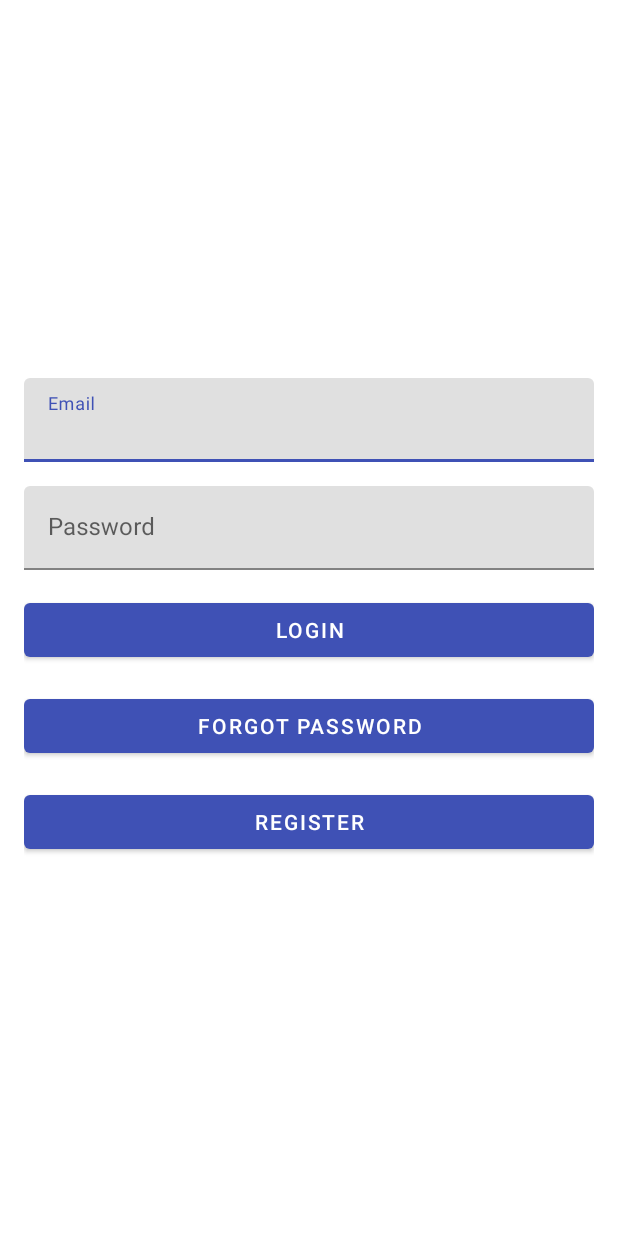
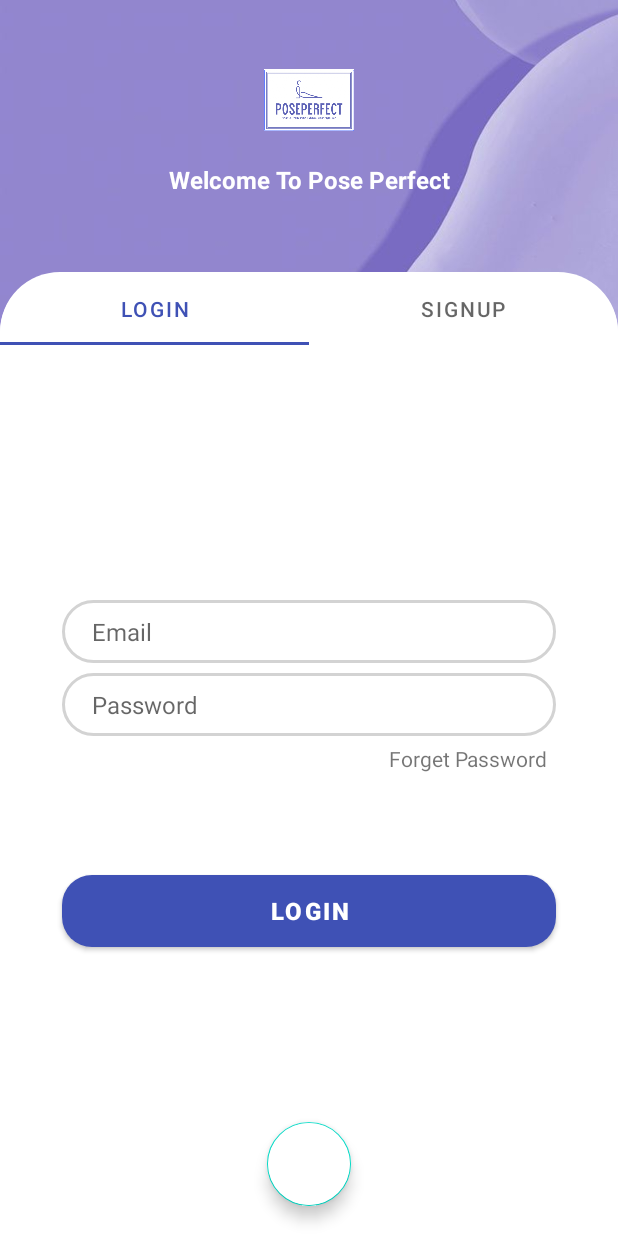
Before and after one commit to NajlaAlsafadi/PosePerfectApp, an Android app: the LoginActivity screen opened directly, with no data from a screen before it, on a phone screen of 412 x 824 dp. Run offline under Robolectric (Android 15) with nearby library versions, the phone set to English and light mode, and no system bars; our stand-ins replace Firebase (no records; nobody signed in at launch, a user with empty details on screens opened directly).

Commit message:
added new ui to login and reg
still need to update functionality but ui updates made

```diff
--- a/app/src/main/java/com/example/poseperfect/baseUI/LoginActivity.java
+++ b/app/src/main/java/com/example/poseperfect/baseUI/LoginActivity.java
@@ -1,5 +1,6 @@
 package com.example.poseperfect.baseUI;
 
+import android.content.Context;
 import android.content.Intent;
 import android.os.Bundle;
 import android.view.View;
@@ -8,11 +9,16 @@ import android.widget.Toast;
 
 import androidx.annotation.NonNull;
 import androidx.appcompat.app.AppCompatActivity;
+import androidx.fragment.app.Fragment;
+import androidx.fragment.app.FragmentTransaction;
+import androidx.viewpager.widget.ViewPager;
 
 import com.example.poseperfect.homeNav.HomeActivity;
 import com.example.poseperfect.R;
 import com.google.android.gms.tasks.OnCompleteListener;
 import com.google.android.gms.tasks.Task;
+import com.google.android.material.floatingactionbutton.FloatingActionButton;
+import com.google.android.material.tabs.TabLayout;
 import com.google.android.material.textfield.TextInputEditText;
 import com.google.firebase.auth.AuthResult;
 import com.google.firebase.auth.FirebaseAuth;
@@ -23,70 +29,123 @@ public class LoginActivity extends AppCompatActivity {
     private TextInputEditText emailField;
     private TextInputEditText passwordField;
     private FirebaseAuth mAuth;
+    TabLayout tabLayout;
+    ViewPager viewpager;
+    Context context;
+    FloatingActionButton google;
+    float v=0;
+
+
+
+
 
     @Override
     protected void onCreate(Bundle savedInstanceState) {
         super.onCreate(savedInstanceState);
         setContentView(R.layout.activity_login);
         Intent intent = getIntent();
+        tabLayout = findViewById(R.id.tab_layout);
+        viewpager = findViewById(R.id.view_pager);
+        google = findViewById(R.id.fab_google);
+        tabLayout.addTab(tabLayout.newTab().setText("Login"));
+        tabLayout.addTab(tabLayout.newTab().setText("Signup"));
+        tabLayout.setTabGravity(TabLayout.GRAVITY_FILL);
 
-        mAuth = FirebaseAuth.getInstance();
+        final LoginAdapter adapter = new LoginAdapter(getSupportFragmentManager(), this, tabLayout.getTabCount());
+        viewpager.setAdapter(adapter);
+        viewpager.addOnPageChangeListener(new TabLayout.TabLayoutOnPageChangeListener(tabLayout));
+        tabLayout.addOnTabSelectedListener(new TabLayout.OnTabSelectedListener() {
+            @Override
+            public void onTabSelected(TabLayout.Tab tab) {
+                viewpager.setAdapter(adapter);
+                viewpager.setCurrentItem(tab.getPosition());
 
-        emailField = findViewById(R.id.email);
-        passwordField = findViewById(R.id.password);
-        Button loginButton = findViewById(R.id.login);
-        Button forgotPasswordButton = findViewById(R.id.forgot_password);
-        Button registerButton = findViewById(R.id.register);
+            }
 
-        loginButton.setOnClickListener(new View.OnClickListener() {
             @Override
-            public void onClick(View view) {
-                String email = emailField.getText().toString();
-                String password = passwordField.getText().toString();
-                loginUser(email, password);
+            public void onTabUnselected(TabLayout.Tab tab) {
+
+            }
+
+            @Override
+            public void onTabReselected(TabLayout.Tab tab) {
+                viewpager.setCurrentItem(tab.getPosition());
+                final LoginAdapter adapter = new LoginAdapter(getSupportFragmentManager(), context, tabLayout.getTabCount());
+                viewpager.setAdapter(adapter);
+
             }
         });
 
-        forgotPasswordButton.setOnClickListener(new View.OnClickListener() {
-            @Override
-            public void onClick(View view) {
-                Intent resetPasswordIntent = new Intent(LoginActivity.this,
-                        ResetPassActivity.class);
-                startActivity(resetPasswordIntent);
-            }
-        });
+        google.setTranslationY(300);
+        tabLayout.setTranslationY(300);
+
+        google.setAlpha(v);
+        tabLayout.setAlpha(v);
+        google.animate().translationY(0).alpha(1).setDuration(1000).setStartDelay(400).start();
+        tabLayout.animate().translationY(0).alpha(1).setDuration(1000).setStartDelay(100).start();
 
 
-        registerButton.setOnClickListener(new View.OnClickListener() {
-            @Override
-            public void onClick(View view) {
-                Intent registrationIntent = new Intent(LoginActivity.this,
-                        RegisterActivity.class);
-                startActivity(registrationIntent);
-            }
-        });
+
     }
 
-    private void loginUser(String email, String password) {
-        mAuth.signInWithEmailAndPassword(email, password)
-                .addOnCompleteListener(this, new OnCompleteListener<AuthResult>() {
-                    @Override
-                    public void onComplete(@NonNull Task<AuthResult> task) {
-                        if (task.isSuccessful()) {
-                            FirebaseUser user = mAuth.getCurrentUser();
-                            Toast.makeText(LoginActivity.this, "Authentication successful.",
-                                    Toast.LENGTH_SHORT).show();
 
-
-                            Intent intent = new Intent(LoginActivity.this, HomeActivity.class);
-                            startActivity(intent);
-                            finish();
-
-                        } else {
-                            Toast.makeText(LoginActivity.this, "Authentication failed.",
-                                    Toast.LENGTH_SHORT).show();
-                        }
-                    }
-                });
-    }
 }
+//        mAuth = FirebaseAuth.getInstance();
+//        emailField = findViewById(R.id.email);
+//        passwordField = findViewById(R.id.password);
+//        Button loginButton = findViewById(R.id.login);
+//        Button forgotPasswordButton = findViewById(R.id.forgot_password);
+//        Button registerButton = findViewById(R.id.register);
+//
+//        loginButton.setOnClickListener(new View.OnClickListener() {
+//            @Override
+//            public void onClick(View view) {
+//                String email = emailField.getText().toString();
+//                String password = passwordField.getText().toString();
+//                loginUser(email, password);
+//            }
+//        });
+//
+//        forgotPasswordButton.setOnClickListener(new View.OnClickListener() {
+//            @Override
+//            public void onClick(View view) {
+//                Intent resetPasswordIntent = new Intent(LoginActivity.this,
+//                        ResetPassActivity.class);
+//                startActivity(resetPasswordIntent);
+//            }
+//        });
+//
+//
+//        registerButton.setOnClickListener(new View.OnClickListener() {
+//            @Override
+//            public void onClick(View view) {
+//                Intent registrationIntent = new Intent(LoginActivity.this,
+//                        RegisterActivity.class);
+//                startActivity(registrationIntent);
+//            }
+//        });
+//    }
+//
+//    private void loginUser(String email, String password) {
+//        mAuth.signInWithEmailAndPassword(email, password)
+//                .addOnCompleteListener(this, new OnCompleteListener<AuthResult>() {
+//                    @Override
+//                    public void onComplete(@NonNull Task<AuthResult> task) {
+//                        if (task.isSuccessful()) {
+//                            FirebaseUser user = mAuth.getCurrentUser();
+//                            Toast.makeText(LoginActivity.this, "Authentication successful.",
+//                                    Toast.LENGTH_SHORT).show();
+//
+//
+//                            Intent intent = new Intent(LoginActivity.this, HomeActivity.class);
+//                            startActivity(intent);
+//                            finish();
+//
+//                        } else {
+//                            Toast.makeText(LoginActivity.this, "Authentication failed.",
+//                                    Toast.LENGTH_SHORT).show();
+//                        }
+//                    }
+//                });
+//    }
+//}
--- /dev/null
+++ b/app/src/main/java/com/example/poseperfect/baseUI/LoginAdapter.java
@@ -0,0 +1,37 @@
+package com.example.poseperfect.baseUI;
+
+import android.content.Context;
+
+import androidx.fragment.app.Fragment;
+import androidx.fragment.app.FragmentManager;
+import androidx.fragment.app.FragmentPagerAdapter;
+
+public class LoginAdapter extends FragmentPagerAdapter {
+
+    private Context context;
+    int totalTabs;
+    public LoginAdapter(FragmentManager fm, Context context, int totalTabs){
+     super(fm);
+     this.context = context;
+     this.totalTabs = totalTabs;
+    }
+
+    public Fragment getItem(int position){
+        switch (position){
+            case 0:
+                LoginTabFragment loginTabFragment = new LoginTabFragment();
+                return loginTabFragment;
+            case 1:
+                SignupTabFragment signupTabFragment = new SignupTabFragment();
+                return signupTabFragment;
+            default:
+                return null;
+
+        }
+    }
+
+    @Override
+    public int getCount() {
+        return totalTabs;
+    }
+}
--- /dev/null
+++ b/app/src/main/java/com/example/poseperfect/baseUI/LoginTabFragment.java
@@ -0,0 +1,58 @@
+package com.example.poseperfect.baseUI;
+
+import android.os.Bundle;
+import android.view.LayoutInflater;
+import android.view.View;
+import android.view.ViewGroup;
+import android.widget.Button;
+import android.widget.EditText;
+import android.widget.TextView;
+
+import androidx.annotation.NonNull;
+import androidx.fragment.app.Fragment;
+
+import com.example.poseperfect.R;
+
+public class LoginTabFragment extends Fragment {
+
+    EditText email;
+    EditText password;
+    TextView forgetPass;
+
+    Button login;
+    float v=0;
+
+
+    @Override
+    public View onCreateView(@NonNull LayoutInflater inflater, ViewGroup container, Bundle savedInstanceState) {
+        ViewGroup root = (ViewGroup) inflater.inflate(R.layout.login_tab_fragment, container, false);
+
+        email = root.findViewById(R.id.email);
+        password = root.findViewById(R.id.password);
+        forgetPass = root.findViewById(R.id.forgetPass);
+        login = root.findViewById(R.id.login);
+
+        email.setTranslationX(800);
+        password.setTranslationX(800);
+        forgetPass.setTranslationX(800);
+        login.setTranslationX(800);
+
+        email.setAlpha(v);
+        password.setAlpha(v);
+        forgetPass.setAlpha(v);
+        login.setAlpha(v);
+
+
+
+        email.animate().translationX(0).alpha(1).setDuration(800).setStartDelay(300).start();
+        password.animate().translationX(0).alpha(1).setDuration(800).setStartDelay(500).start();
+        forgetPass.animate().translationX(0).alpha(1).setDuration(800).setStartDelay(500).start();
+        login.animate().translationX(0).alpha(1).setDuration(800).setStartDelay(700).start();
+
+
+
+
+    return root;
+    }
+
+}
--- /dev/null
+++ b/app/src/main/java/com/example/poseperfect/baseUI/SignupTabFragment.java
@@ -0,0 +1,57 @@
+package com.example.poseperfect.baseUI;
+
+import android.os.Bundle;
+import android.view.LayoutInflater;
+import android.view.View;
+import android.view.ViewGroup;
+import android.widget.Button;
+import android.widget.EditText;
+import android.widget.TextView;
+
+import androidx.annotation.NonNull;
+
+import androidx.fragment.app.Fragment;
+
+import com.example.poseperfect.R;
+
+public class SignupTabFragment  extends Fragment {
+    EditText email;
+    EditText password;
+    EditText confirmPass;
+    EditText username;
+    Button signup;
+    float v=0;
+
+    @Override
+    public View onCreateView(@NonNull LayoutInflater inflater,ViewGroup container, Bundle savedInstanceState) {
+        ViewGroup root = (ViewGroup) inflater.inflate(R.layout.signup_tab_fragment, container, false);
+        email = root.findViewById(R.id.email);
+        password = root.findViewById(R.id.password);
+        confirmPass = root.findViewById(R.id.confirm_password);
+        username = root.findViewById(R.id.username);
+        signup = root.findViewById(R.id.signup);
+
+        email.setTranslationX(800);
+        password.setTranslationX(800);
+        confirmPass.setTranslationX(800);
+        username.setTranslationX(800);
+        signup.setTranslationX(800);
+
+        email.setAlpha(v);
+        password.setAlpha(v);
+        confirmPass.setAlpha(v);
+        username.setAlpha(v);
+        signup.setAlpha(v);
+
+
+
+        email.animate().translationX(0).alpha(1).setDuration(800).setStartDelay(300).start();
+        username.animate().translationX(0).alpha(1).setDuration(800).setStartDelay(500).start();
+        password.animate().translationX(0).alpha(1).setDuration(800).setStartDelay(700).start();
+        confirmPass.animate().translationX(0).alpha(1).setDuration(800).setStartDelay(700).start();
+        signup.animate().translationX(0).alpha(1).setDuration(800).setStartDelay(900).start();
+
+        return root;
+    }
+
+}
--- /dev/null
+++ b/app/src/main/res/drawable/button_bg.xml
@@ -0,0 +1,6 @@
+<?xml version="1.0" encoding="utf-8"?>
+<shape xmlns:android="http://schemas.android.com/apk/res/android">
+    <corners android:radius="20dp" />
+        <solid android:color="@color/light_purple" />
+
+</shape>
--- /dev/null
+++ b/app/src/main/res/drawable/edit_text_bg.xml
@@ -0,0 +1,7 @@
+<?xml version="1.0" encoding="utf-8"?>
+<shape xmlns:android="http://schemas.android.com/apk/res/android">
+    <corners android:radius="20dp" />
+        <stroke android:width="2dp"
+            android:color="#D3D3D3" />
+
+</shape>
--- /dev/null
+++ b/app/src/main/res/drawable/view_bg.xml
@@ -0,0 +1,8 @@
+<?xml version="1.0" encoding="utf-8"?>
+<shape xmlns:android="http://schemas.android.com/apk/res/android"
+    android:shape="rectangle">
+
+    <solid android:color="@color/white" />
+    <corners android:topLeftRadius="40dp"
+        android:topRightRadius="40dp"/>
+</shape>
--- a/app/src/main/res/layout/activity_home.xml
+++ b/app/src/main/res/layout/activity_home.xml
@@ -9,7 +9,7 @@
         android:id="@+id/tvWelcomeBack"
         android:layout_width="wrap_content"
         android:layout_height="wrap_content"
-        android:text="Welcome Back, Jahnavi..!!"
+        android:text="Welcome Back"
         android:layout_margin="16dp"
         android:textSize="18sp"
         android:textColor="#000" />
--- a/app/src/main/res/layout/activity_login.xml
+++ b/app/src/main/res/layout/activity_login.xml
@@ -6,64 +6,91 @@
     android:layout_height="match_parent"
     tools:context=".baseUI.LoginActivity">
 
-    <LinearLayout
-        android:layout_width="0dp"
-        android:layout_height="wrap_content"
-        android:orientation="vertical"
-        android:padding="16dp"
+    <ImageView
+        android:id="@+id/imageView2"
+        android:layout_width="wrap_content"
+        android:layout_height="0dp"
+        android:scaleType="centerCrop"
+        android:src="@drawable/login_background"
         app:layout_constraintBottom_toBottomOf="parent"
         app:layout_constraintEnd_toEndOf="parent"
+        app:layout_constraintHeight_percent=".27"
         app:layout_constraintStart_toStartOf="parent"
-        app:layout_constraintTop_toTopOf="parent">
+        app:layout_constraintTop_toTopOf="parent"
 
-        <com.google.android.material.textfield.TextInputLayout
+        app:layout_constraintVertical_bias="0" />
+
+    <androidx.constraintlayout.widget.ConstraintLayout
+        android:id="@+id/constraintLayout"
+        android:layout_width="match_parent"
+        android:layout_height="0dp"
+        android:background="@drawable/view_bg"
+        app:layout_constraintBottom_toBottomOf="parent"
+        app:layout_constraintEnd_toEndOf="parent"
+        app:layout_constraintEnd_toStartOf="parent"
+        app:layout_constraintHeight_percent=".78"
+        app:layout_constraintTop_toTopOf="parent"
+        app:layout_constraintVertical_bias="1.0">
+
+        <androidx.viewpager.widget.ViewPager
+            android:id="@+id/view_pager"
             android:layout_width="match_parent"
-            android:layout_height="wrap_content">
+            android:layout_height="0dp"
+            app:layout_constraintBottom_toBottomOf="parent"
+            app:layout_constraintEnd_toEndOf="parent"
+            app:layout_constraintEnd_toStartOf="parent"
+            app:layout_constraintHeight_percent=".7"
+            app:layout_constraintTop_toBottomOf="@id/tab_layout"
+            app:layout_constraintTop_toTopOf="parent" />
 
-            <com.google.android.material.textfield.TextInputEditText
-                android:id="@+id/email"
-                android:layout_width="match_parent"
-                android:layout_height="wrap_content"
-                android:hint="Email"
-                android:inputType="textEmailAddress" />
 
-        </com.google.android.material.textfield.TextInputLayout>
-
-        <com.google.android.material.textfield.TextInputLayout
+        <com.google.android.material.tabs.TabLayout
+            android:id="@+id/tab_layout"
             android:layout_width="match_parent"
             android:layout_height="wrap_content"
-            android:layout_marginTop="16dp">
+            android:background="@drawable/view_bg"
+            app:layout_constraintBottom_toBottomOf="parent"
+            app:layout_constraintEnd_toEndOf="parent"
+            app:layout_constraintEnd_toStartOf="parent"
+            app:layout_constraintTop_toTopOf="parent"
+            app:layout_constraintVertical_bias="0.001" />
 
-            <com.google.android.material.textfield.TextInputEditText
-                android:id="@+id/password"
-                android:layout_width="match_parent"
-                android:layout_height="wrap_content"
-                android:hint="Password"
-                android:inputType="textPassword" />
+        <com.google.android.material.floatingactionbutton.FloatingActionButton
+            android:id="@+id/fab_google"
+            android:layout_width="wrap_content"
+            android:layout_height="wrap_content"
+            android:background="@drawable/google"
+            android:backgroundTint="@color/white"
+            android:elevation="35dp"
+            app:layout_constraintBottom_toBottomOf="parent"
+            app:layout_constraintEnd_toEndOf="parent"
+            app:layout_constraintStart_toStartOf="parent"
+            app:layout_constraintTop_toBottomOf="@+id/view_pager" />
+    </androidx.constraintlayout.widget.ConstraintLayout>
 
-        </com.google.android.material.textfield.TextInputLayout>
+    <ImageView
+        android:id="@+id/imageView3"
+        android:layout_width="60dp"
+        android:layout_height="60dp"
+        android:src="@drawable/perfectposelogo"
+        app:layout_constraintVertical_bias=".3"
+        app:layout_constraintBottom_toTopOf="@+id/constraintLayout"
+        app:layout_constraintEnd_toEndOf="parent"
+        app:layout_constraintStart_toStartOf="parent"
+        app:layout_constraintTop_toTopOf="@+id/imageView2" />
+    <TextView
+        android:layout_width="wrap_content"
+        android:layout_height="wrap_content"
+        android:text="Welcome To Pose Perfect"
+        android:textColor="@color/white"
+        android:textStyle="bold"
+        android:textSize="16sp"
+        app:layout_constraintVertical_bias=".2"
+        app:layout_constraintBottom_toTopOf="@+id/constraintLayout"
+        app:layout_constraintEnd_toEndOf="parent"
+        app:layout_constraintStart_toStartOf="parent"
+        app:layout_constraintTop_toBottomOf="@+id/imageView3"
 
-        <com.google.android.material.button.MaterialButton
-            android:id="@+id/login"
-            android:layout_width="match_parent"
-            android:layout_height="wrap_content"
-            android:layout_marginTop="16dp"
-            android:text="Login" />
-
-        <com.google.android.material.button.MaterialButton
-            android:id="@+id/forgot_password"
-            android:layout_width="match_parent"
-            android:layout_height="wrap_content"
-            android:layout_marginTop="16dp"
-            android:text="Forgot Password" />
-
-        <com.google.android.material.button.MaterialButton
-            android:id="@+id/register"
-            android:layout_width="match_parent"
-            android:layout_height="wrap_content"
-            android:layout_marginTop="16dp"
-            android:text="Register" />
-
-    </LinearLayout>
+        />
 
 </androidx.constraintlayout.widget.ConstraintLayout>
--- a/app/src/main/res/layout/activity_main.xml
+++ b/app/src/main/res/layout/activity_main.xml
@@ -2,7 +2,7 @@
 <RelativeLayout xmlns:android="http://schemas.android.com/apk/res/android"
     android:layout_width="match_parent"
     android:layout_height="match_parent"
-    android:background="@color/colorPrimary">
+    android:background="@drawable/login_background">
 
     <!-- Use a ViewPager2 for sliding screens -->
 
@@ -31,7 +31,7 @@
         android:layout_margin="16dp"
         android:layout_marginTop="16dp"
         android:layout_marginBottom="81dp"
-        android:backgroundTint="@color/nav_item_selector"
+        android:backgroundTint="@color/colorPrimary"
         android:text="Get Started"
         android:textColor="@android:color/white" />
 
--- /dev/null
+++ b/app/src/main/res/layout/login_tab_fragment.xml
@@ -0,0 +1,78 @@
+<?xml version="1.0" encoding="utf-8"?>
+<androidx.constraintlayout.widget.ConstraintLayout xmlns:android="http://schemas.android.com/apk/res/android"
+    android:layout_width="match_parent"
+    android:layout_height="match_parent"
+    xmlns:app="http://schemas.android.com/apk/res-auto">
+
+
+    <EditText
+        android:id="@+id/email"
+        android:layout_width="0dp"
+        android:layout_height="wrap_content"
+        app:layout_constraintWidth_percent=".8"
+        app:layout_constraintVertical_bias=".3"
+        app:layout_constraintHorizontal_bias=".5"
+        android:textSize="16sp"
+        android:hint="Email"
+        android:background="@drawable/edit_text_bg"
+        android:paddingLeft="20dp"
+        android:paddingTop="10dp"
+        android:paddingBottom="10dp"
+        app:layout_constraintBottom_toBottomOf="parent"
+        app:layout_constraintEnd_toEndOf="parent"
+        app:layout_constraintStart_toStartOf="parent"
+        app:layout_constraintTop_toTopOf="parent"/>
+
+    <EditText
+        android:id="@+id/password"
+        android:layout_width="0dp"
+        android:layout_height="wrap_content"
+        android:background="@drawable/edit_text_bg"
+        android:hint="Password"
+        android:paddingLeft="20dp"
+        android:paddingTop="10dp"
+        android:paddingBottom="10dp"
+        android:textSize="16sp"
+        app:layout_constraintBottom_toBottomOf="parent"
+        app:layout_constraintEnd_toEndOf="parent"
+        app:layout_constraintStart_toStartOf="parent"
+        app:layout_constraintTop_toBottomOf="@+id/email"
+        app:layout_constraintVertical_bias="0.027"
+        app:layout_constraintWidth_percent=".8" />
+
+    <Button
+        android:id="@+id/login"
+        android:layout_width="0dp"
+        android:layout_height="wrap_content"
+        android:background="@drawable/button_bg"
+        android:text="Login"
+        android:textColor="@color/white"
+        android:textSize="16sp"
+        android:textStyle="bold"
+        app:layout_constraintBottom_toBottomOf="parent"
+        app:layout_constraintEnd_toEndOf="parent"
+        app:layout_constraintStart_toStartOf="parent"
+        app:layout_constraintTop_toTopOf="parent"
+        app:layout_constraintVertical_bias="0.761"
+        app:layout_constraintWidth_percent=".8"
+
+        />
+
+    <TextView
+        android:id="@+id/forgetPass"
+        android:layout_width="wrap_content"
+        android:layout_height="wrap_content"
+        android:text="Forget Password"
+        app:layout_constraintVertical_bias="0"
+        app:layout_constraintHorizontal_bias="1"
+        android:layout_marginTop="5dp"
+        android:layout_marginRight="5dp"
+        app:layout_constraintBottom_toBottomOf="parent"
+        app:layout_constraintEnd_toEndOf="@id/password"
+        app:layout_constraintStart_toStartOf="parent"
+        app:layout_constraintTop_toBottomOf="@id/password"
+        />
+
+
+
+</androidx.constraintlayout.widget.ConstraintLayout>
```
Also changed, not shown: app/src/main/res/drawable/custom_shape.xml (added, +12 -0 lines), app/src/main/res/drawable/custom_shape_with_background.xml (added, +7 -0 lines), app/src/main/res/layout/signup_tab_fragment.xml (added, +93 -0 lines), app/src/main/res/drawable/google.png (added), app/src/main/res/drawable/login_background.jpeg (added), app/src/main/res/drawable/vector.jpeg (added).
